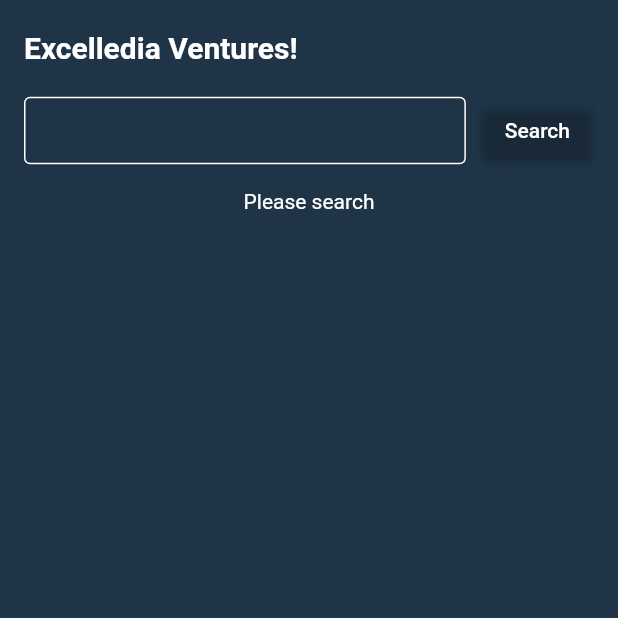
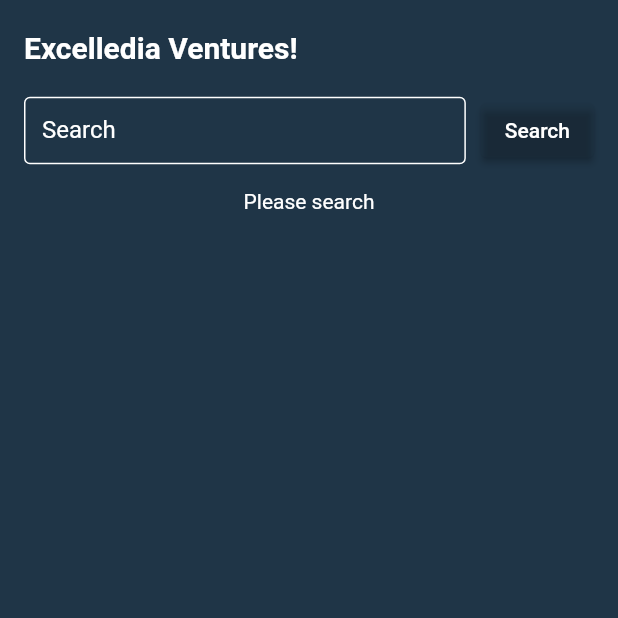
Before and after one commit to Vivek-varadharaj/excelledia_ventures, a Flutter app: the screen it shows after launch, on a phone screen of 412 x 824 dp, the top half of it. Run offline on Flutter 3.47's test engine with Material 2 defaults, Android fonts, the light colour scheme and no system bars; our stand-ins replace cached_network_image, get, shimmer.

Commit message:
added label, changed full screen color

```diff
--- a/lib/views/screens/full_screen_view.dart
+++ b/lib/views/screens/full_screen_view.dart
@@ -1,5 +1,6 @@
 import 'package:cached_network_image/cached_network_image.dart';
 import 'package:excelledia_ventures/models/image_model.dart';
+import 'package:excelledia_ventures/utils/styles.dart';
 import 'package:flutter/material.dart';
 import 'package:shimmer/shimmer.dart';
 
@@ -10,7 +11,9 @@ class FullScreenView extends StatelessWidget {
   @override
   Widget build(BuildContext context) {
     return Scaffold(
-      backgroundColor: Colors.black,
+      appBar: AppBar(
+          backgroundColor: kPrimaryColor, title: const Text("Full Screen")),
+      backgroundColor: kPrimaryColor,
       body: Center(
         child: CachedNetworkImage(
           imageUrl: imageModel.largeImageUrl,
--- a/lib/views/widgets/search_field.dart
+++ b/lib/views/widgets/search_field.dart
@@ -17,6 +17,8 @@ class SearchField extends StatelessWidget {
       },
       controller: controller,
       decoration: InputDecoration(
+          label: const Text("Search"),
+          labelStyle: TextStyle(color: kSecondaryColor),
           enabledBorder: OutlineInputBorder(
             borderSide: BorderSide(color: kSecondaryColor),
           ),
```
